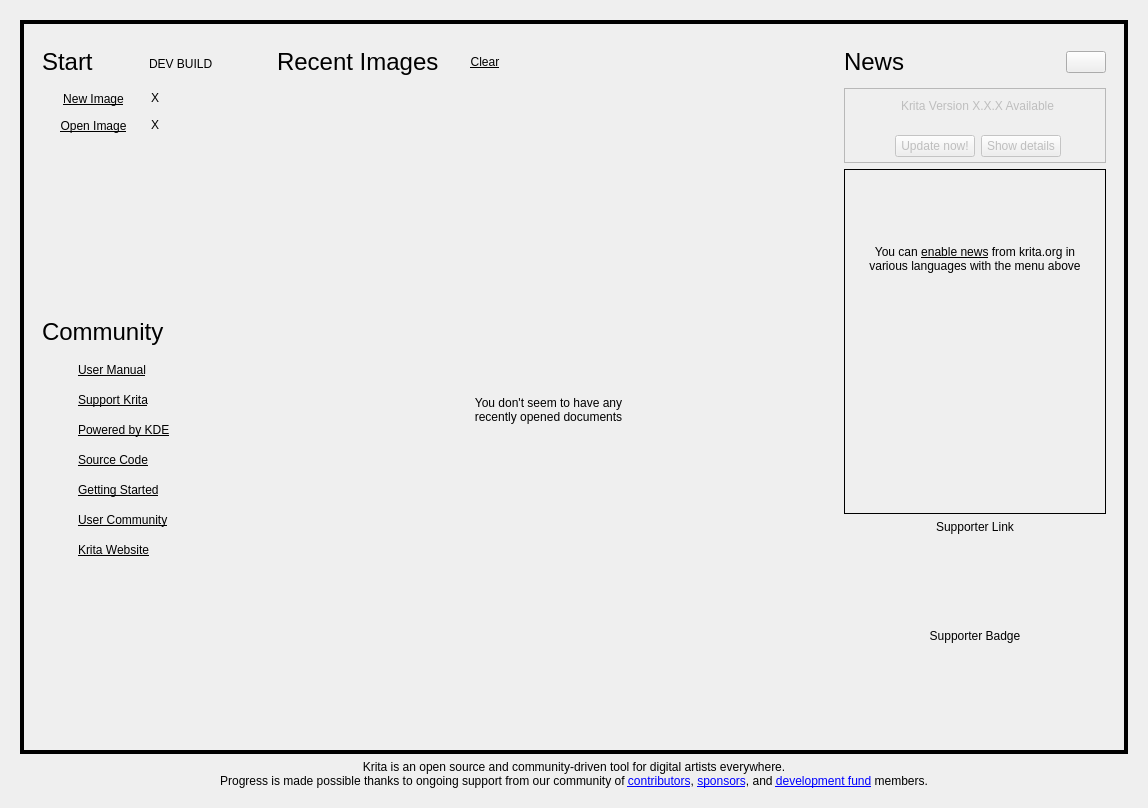
Old version of the form libs/ui/forms/KisWelcomePage.ui in the repository KDE/krita.
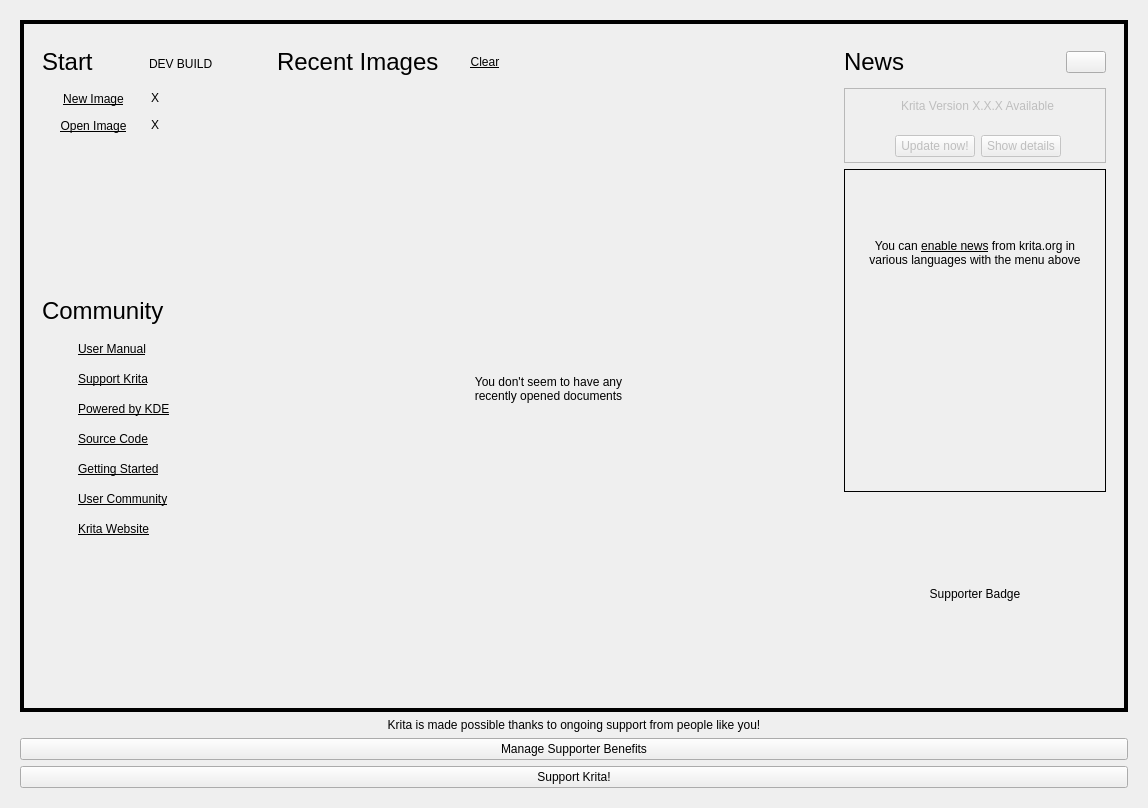
New version of the form. The open tabs and pages were chosen to show the change. Custom widgets are drawn as their Qt base class.

Commit message: [android] Implement supporter benefits

```diff
--- a/libs/ui/forms/KisWelcomePage.ui
+++ b/libs/ui/forms/KisWelcomePage.ui
@@ -23,7 +23,7 @@
   <property name="autoFillBackground">
    <bool>false</bool>
   </property>
-  <layout class="QVBoxLayout" name="verticalLayout_3">
+  <layout class="QVBoxLayout" name="verticalLayout_3" stretch="1,0,0">
    <property name="leftMargin">
     <number>20</number>
    </property>
@@ -1522,19 +1522,6 @@
            </layout>
           </widget>
          </item>
-         <item>
-          <widget class="QLabel" name="donationLink">
-           <property name="text">
-            <string notr="true">Supporter Link</string>
-           </property>
-           <property name="alignment">
-            <set>Qt::AlignCenter</set>
-           </property>
-           <property name="wordWrap">
-            <bool>true</bool>
-           </property>
-          </widget>
-         </item>
          <item>
           <layout class="QHBoxLayout" name="supporterBadgeLayout">
            <property name="spacing">
@@ -1606,20 +1593,24 @@
     </widget>
    </item>
    <item>
-    <layout class="QHBoxLayout" name="horizontalLayout_12">
-     <item>
-      <spacer name="horizontalSpacer_9">
-       <property name="orientation">
-        <enum>Qt::Horizontal</enum>
+    <widget class="QStackedWidget" name="stkSupport">
+     <widget class="QWidget" name="pgSupportMessage">
+      <layout class="QVBoxLayout" name="lytPgSupportMessage">
+       <property name="spacing">
+        <number>0</number>
        </property>
-       <property name="sizeHint" stdset="0">
-        <size>
-         <width>40</width>
-         <height>20</height>
-        </size>
+       <property name="leftMargin">
+        <number>0</number>
        </property>
-      </spacer>
-     </item>
+       <property name="topMargin">
+        <number>0</number>
+       </property>
+       <property name="rightMargin">
+        <number>0</number>
+       </property>
+       <property name="bottomMargin">
+        <number>0</number>
+       </property>
      <item>
       <widget class="QLabel" name="labelSupportText">
        <property name="sizePolicy">
@@ -1646,20 +1637,105 @@
        </property>
       </widget>
      </item>
+      </layout>
+     </widget>
+     <widget class="QWidget" name="pgAndroidSupporter">
+      <layout class="QVBoxLayout" name="lytPgAndroidSupporter">
+       <property name="leftMargin">
+        <number>0</number>
+       </property>
+       <property name="topMargin">
+        <number>0</number>
+       </property>
+       <property name="rightMargin">
+        <number>0</number>
+       </property>
+       <property name="bottomMargin">
+        <number>0</number>
+       </property>
      <item>
-      <spacer name="horizontalSpacer_10">
+        <widget class="QLabel" name="lblAndroidSupporter">
+         <property name="text">
+          <string>Krita is made possible thanks to ongoing support from people like you!</string>
+         </property>
+         <property name="alignment">
+          <set>Qt::AlignCenter</set>
+         </property>
+         <property name="wordWrap">
+          <bool>true</bool>
+         </property>
+        </widget>
+       </item>
+       <item>
+        <widget class="QPushButton" name="bnAndroidSupporterManage">
+         <property name="text">
+          <string>Manage Supporter Benefits</string>
+         </property>
+        </widget>
+       </item>
+      </layout>
+     </widget>
+    </widget>
+   </item>
+   <item>
+    <widget class="QWidget" name="wdgAndroidSupportBanner" native="true">
+     <layout class="QHBoxLayout" name="lytWdgAndroidSupporterBanner" stretch="0,1,0">
+      <property name="spacing">
+       <number>0</number>
+      </property>
+      <property name="leftMargin">
+       <number>0</number>
+      </property>
+      <property name="topMargin">
+       <number>0</number>
+      </property>
+      <property name="rightMargin">
+       <number>0</number>
+      </property>
+      <property name="bottomMargin">
+       <number>0</number>
+      </property>
+      <item>
+       <spacer name="spcWdgAndroidSupportBannerLeft">
        <property name="orientation">
         <enum>Qt::Horizontal</enum>
        </property>
        <property name="sizeHint" stdset="0">
         <size>
-         <width>40</width>
-         <height>20</height>
+          <width>0</width>
+          <height>0</height>
         </size>
        </property>
       </spacer>
      </item>
-    </layout>
+      <item>
+       <widget class="QPushButton" name="bnAndroidSupport">
+        <property name="cursor">
+         <cursorShape>PointingHandCursor</cursorShape>
+        </property>
+        <property name="text">
+         <string>Support Krita!</string>
+        </property>
+        <property name="flat">
+         <bool>false</bool>
+        </property>
+       </widget>
+      </item>
+      <item>
+       <spacer name="spcWdgAndroidSupportBannerRight">
+        <property name="orientation">
+         <enum>Qt::Horizontal</enum>
+        </property>
+        <property name="sizeHint" stdset="0">
+         <size>
+          <width>0</width>
+          <height>0</height>
+         </size>
+        </property>
+       </spacer>
+      </item>
+     </layout>
+    </widget>
    </item>
   </layout>
  </widget>
```
Lines whose indentation alone changed are shown as unchanged. The commit also changes 63 other files.
